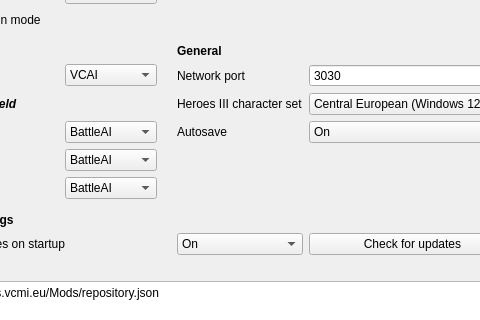
Before: the Qt Designer form launcher/settingsView/csettingsview_moc.ui in vcmi/vcmi, drawn with Qt 5; both pictures show x 91 to 571 and y 122 to 442 of the 779 by 619 pixel window.
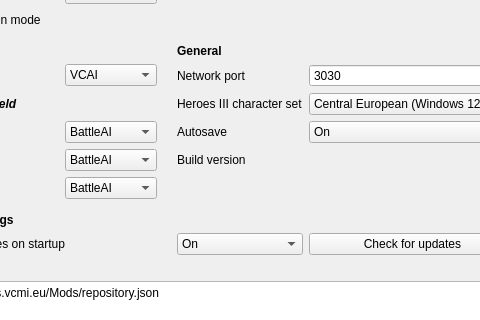
After: the same form once the commit is applied.

Commit message: display build version in the launcher

What changed in the file:
```diff
--- a/launcher/settingsView/csettingsview_moc.ui
+++ b/launcher/settingsView/csettingsview_moc.ui
@@ -652,6 +652,20 @@
      </property>
     </widget>
    </item>
+   <item row="13" column="6">
+    <widget class="QLabel" name="labelBuildVersionDesc">
+     <property name="text">
+      <string>Build version</string>
+     </property>
+    </widget>
+   </item>
+   <item row="13" column="7" colspan="3">
+    <widget class="QLabel" name="labelBuildVersion">
+     <property name="text">
+      <string notr="true"/>
+     </property>
+    </widget>
+   </item>
   </layout>
  </widget>
  <resources/>
```
The commit also changes 1 other file.
